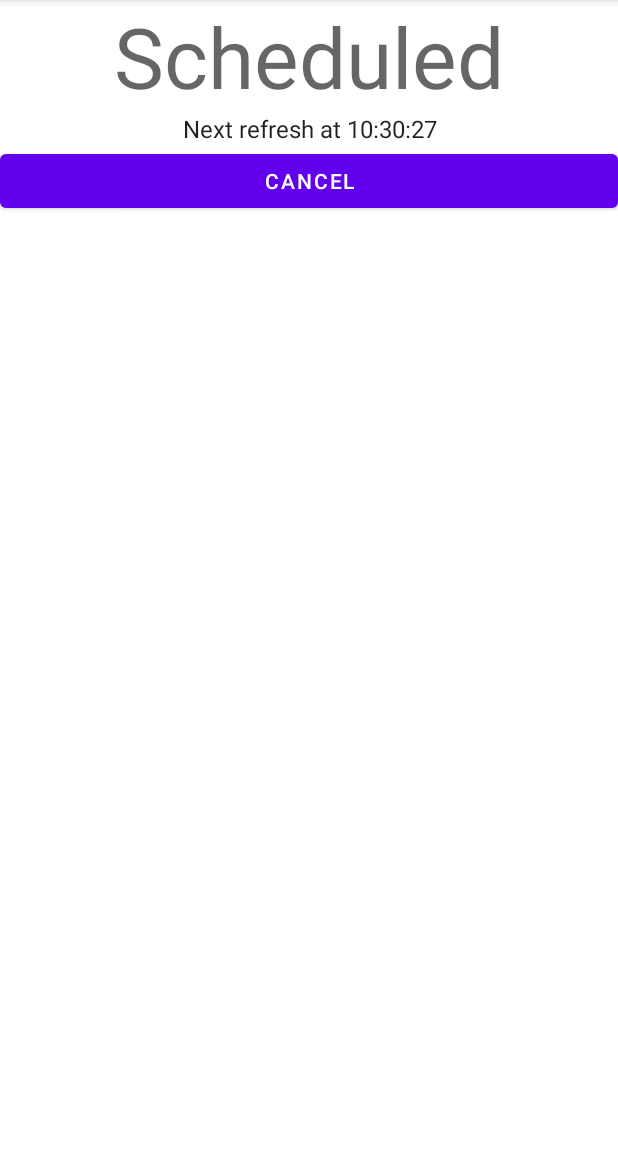
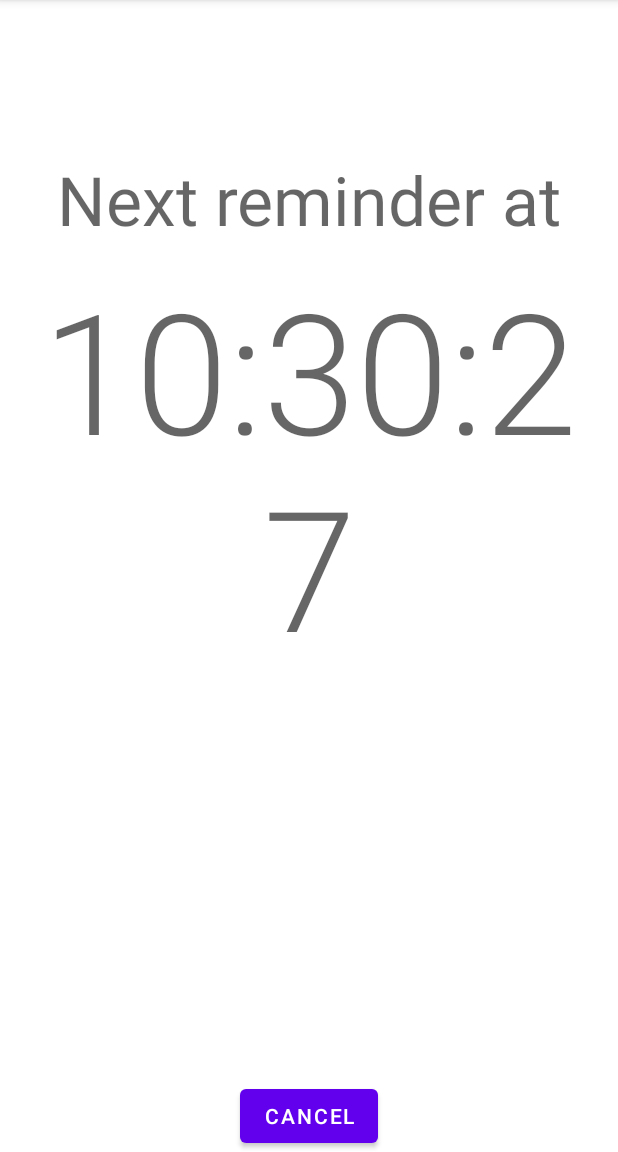
Before and after one commit to sivakar12/EyeRefresh, an Android app: the ScheduledStateFragment screen opened directly, with no data from a screen before it, on a phone screen of 412 x 824 dp, the part 84-1236 px from its top. Run offline under Robolectric (Android 15) with nearby library versions, the phone set to English and light mode, and no system bars; our stand-ins replace Room's generated code.

Commit message:
Make layouts use constraint layout

```diff
--- a/app/src/main/java/com/sivakar/eyerefresh/CommonBroadcastReceiver.java
+++ b/app/src/main/java/com/sivakar/eyerefresh/CommonBroadcastReceiver.java
@@ -26,7 +26,7 @@ public class CommonBroadcastReceiver extends BroadcastReceiver {
             Toast.makeText(context, "DEBUG: Receiver intent empty", Toast.LENGTH_LONG).show();
             return;
         }
-        Toast.makeText(context, (String) intent.getExtras().get(Constants.NOTIFICATION_INTENT_ACTION_KEY), Toast.LENGTH_SHORT).show();
+        // Toast.makeText(context, (String) intent.getExtras().get(Constants.NOTIFICATION_INTENT_ACTION_KEY), Toast.LENGTH_SHORT).show();
         switch(intentAction) {
             case SEND_NOTIFICATION:
                 Common.sendNotification(context, db);
@@ -35,7 +35,6 @@ public class CommonBroadcastReceiver extends BroadcastReceiver {
                 Common.handleSnooze(context, db);
                 break;
             case PAUSE_SCHEDULING:
-                Toast.makeText(context, "Pausing", Toast.LENGTH_LONG).show();
                 Common.pauseScheduling(context, db);
                 break;
             case SEND_REFRESH_TIME_UP_NOTIFICATION:
--- a/app/src/main/java/com/sivakar/eyerefresh/fragments/ScheduledStateFragment.java
+++ b/app/src/main/java/com/sivakar/eyerefresh/fragments/ScheduledStateFragment.java
@@ -44,7 +44,7 @@ public class ScheduledStateFragment extends Fragment {
             Format format = new SimpleDateFormat("HH:mm:ss"); // TODO: Have to be refactored
             String timeString = format.format(new Date(reminderTimestamp));
             TextView scheduledTimeView = (TextView) inflatedView.findViewById(R.id.scheduled_state_time);
-            scheduledTimeView.setText("Next refresh at " + timeString);
+            scheduledTimeView.setText(timeString);
         });
         return inflatedView;
     }
--- a/app/src/main/res/layout/activity_main.xml
+++ b/app/src/main/res/layout/activity_main.xml
@@ -11,5 +11,5 @@
     <androidx.fragment.app.FragmentContainerView
         android:id="@+id/fragmentContainerView"
         android:layout_width="match_parent"
-        android:layout_height="wrap_content" />
+        android:layout_height="match_parent" />
 </LinearLayout>
--- a/app/src/main/res/layout/fragment_scheduled_state.xml
+++ b/app/src/main/res/layout/fragment_scheduled_state.xml
@@ -1,35 +1,42 @@
 <?xml version="1.0" encoding="utf-8"?>
-<FrameLayout xmlns:android="http://schemas.android.com/apk/res/android"
+<androidx.constraintlayout.widget.ConstraintLayout xmlns:android="http://schemas.android.com/apk/res/android"
+    xmlns:app="http://schemas.android.com/apk/res-auto"
     xmlns:tools="http://schemas.android.com/tools"
     android:layout_width="match_parent"
     android:layout_height="match_parent"
     tools:context=".fragments.ScheduledStateFragment">
 
-    <LinearLayout
-        android:layout_width="match_parent"
-        android:layout_height="wrap_content"
-        android:orientation="vertical">
 
     <TextView
         android:id="@+id/scheduled_label"
         android:layout_width="match_parent"
         android:layout_height="wrap_content"
-            android:text="Scheduled"
+        android:text="Next reminder at"
         android:textAlignment="center"
-            android:textAppearance="@style/TextAppearance.AppCompat.Display3" />
+        android:textAppearance="@style/TextAppearance.AppCompat.Display2"
+        app:layout_constraintBottom_toTopOf="@+id/scheduled_state_time"
+        app:layout_constraintTop_toTopOf="parent"
+        app:layout_constraintVertical_bias="0.926"
+        tools:layout_editor_absoluteX="0dp" />
+
     <TextView
+        android:id="@+id/scheduled_state_time"
         android:layout_width="match_parent"
         android:layout_height="wrap_content"
-            android:id="@+id/scheduled_state_time"
+        android:layout_marginBottom="268dp"
+        android:text="22:12"
         android:textAlignment="center"
-            android:textAppearance="@style/TextAppearance.AppCompat.Subhead"
-            />
+        android:textAppearance="@style/TextAppearance.AppCompat.Display4"
+        app:layout_constraintBottom_toTopOf="@+id/cancel_schedule_button"
+        tools:layout_editor_absoluteX="0dp" />
 
     <Button
         android:id="@+id/cancel_schedule_button"
-            android:layout_width="match_parent"
+        android:layout_width="wrap_content"
         android:layout_height="wrap_content"
+        android:onClick="onClickCancel"
         android:text="Cancel"
-            android:onClick="onClickCancel"/>
-    </LinearLayout>
-</FrameLayout>
+        app:layout_constraintBottom_toBottomOf="parent"
+        app:layout_constraintEnd_toEndOf="parent"
+        app:layout_constraintStart_toStartOf="parent" />
+</androidx.constraintlayout.widget.ConstraintLayout>
```
Also changed, not shown: app/src/main/res/layout/fragment_paused_state.xml (+12 -13 lines), app/src/main/res/layout/fragment_refresh_happening_state.xml (+42 -21 lines), app/src/main/res/layout/fragment_reminder_sent_state.xml (+23 -15 lines). Lines whose indentation alone changed are shown as unchanged.
